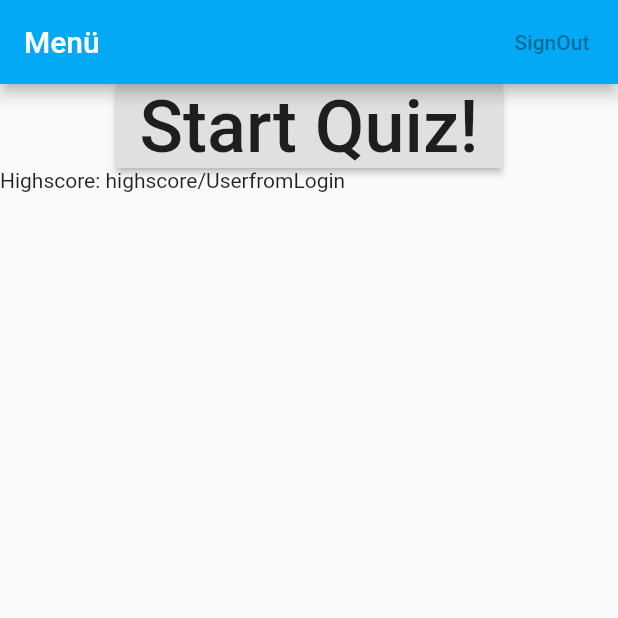
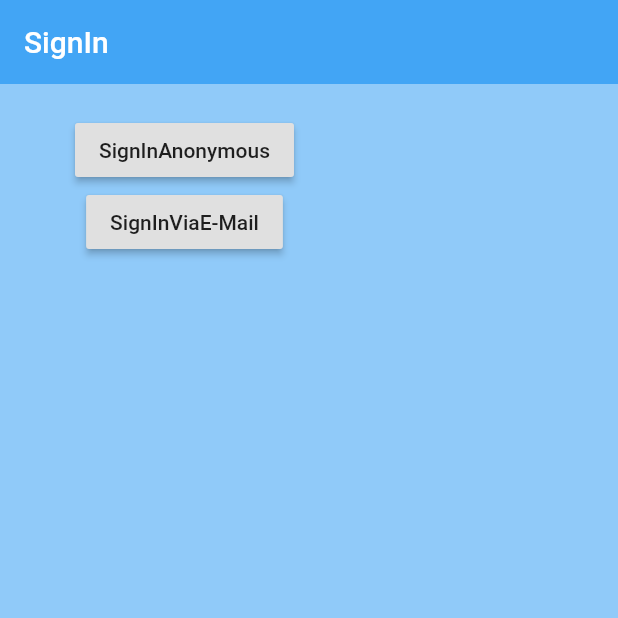
Before and after one commit to KeinName535/KopfrechnenApp, a Flutter app: the screen it shows after launch, on a phone screen of 412 x 824 dp, the top half of it. Run offline on Flutter 3.47's test engine with Material 2 defaults, Android fonts, the phone set to English and light mode, and no system bars; our stand-ins replace cloud_firestore, firebase_auth; accounts and stored records are empty.

Commit message:
authentication

```diff
--- /dev/null
+++ b/lib/Models/User.dart
@@ -0,0 +1,5 @@
+class User {
+  final String uid;
+
+  User({this.uid});
+}
--- a/lib/main.dart
+++ b/lib/main.dart
@@ -1,4 +1,19 @@
+import 'package:HelloWorld/Models/User.dart';
+import 'package:HelloWorld/screens/wrapper.dart';
+import 'package:HelloWorld/services/auth.dart';
 import 'package:flutter/material.dart';
-import 'home.dart';
+import 'package:provider/provider.dart';
 
-void main() => runApp(MaterialApp(home: Home()));
+void main() => runApp(MyApp());
+
+class MyApp extends StatelessWidget {
+  @override
+  Widget build(BuildContext context) {
+    return StreamProvider<User>.value(
+      value: AuthService().user,
+      child: MaterialApp(
+        home: Wrapper(),
+      ),
+    );
+  }
+}
--- a/lib/Kopfrechnen.dart
+++ b/lib/screens/LoggedIn/Kopfrechnen.dart
@@ -1,4 +1,4 @@
-import 'package:HelloWorld/home.dart';
+import 'package:HelloWorld/screens/LoggedIn/home.dart';
 
 import 'package:flutter/material.dart';
 import 'Generator.dart';
--- /dev/null
+++ b/lib/screens/notLoggedIn/Authentication.dart
@@ -0,0 +1,15 @@
+import 'package:HelloWorld/screens/notLoggedIn/Sign_In.dart';
+import 'package:flutter/material.dart';
+import 'package:firebase_auth/firebase_auth.dart';
+
+class Auth extends StatefulWidget {
+  @override
+  _AuthState createState() => _AuthState();
+}
+
+class _AuthState extends State<Auth> {
+  @override
+  Widget build(BuildContext context) {
+    return Container(child: SignIn());
+  }
+}
--- /dev/null
+++ b/lib/screens/notLoggedIn/Sign_In.dart
@@ -0,0 +1,51 @@
+//import 'dart:html';
+
+import 'package:HelloWorld/screens/LoggedIn/home.dart';
+import 'package:HelloWorld/screens/notLoggedIn/login.dart';
+import 'package:HelloWorld/services/auth.dart';
+import 'package:flutter/material.dart';
+
+class SignIn extends StatefulWidget {
+  @override
+  _SignInState createState() => _SignInState();
+}
+
+class _SignInState extends State<SignIn> {
+  final AuthService _auth = AuthService();
+  @override
+  Widget build(BuildContext context) {
+    return Scaffold(
+        backgroundColor: Colors.blue[200],
+        appBar: AppBar(
+            backgroundColor: Colors.blue[400],
+            elevation: 0.0,
+            title: Text('SignIn')),
+        body: Container(
+            padding: EdgeInsets.symmetric(vertical: 20.0, horizontal: 50.0),
+            child: Column(children: [
+              RaisedButton(
+                child: Text('SignInAnonymous'),
+                onPressed: () async {
+                  dynamic result = await _auth.signInAnon();
+                  if (result == null) {
+                    print('error signing in');
+                    print(result);
+                  } else {
+                    print('signedIn');
+                    print(result.uid);
+                  }
+                },
+              ),
+              RaisedButton(
+                child: Text('SignInViaE-Mail'),
+                onPressed: () {
+                  Navigator.push(
+                      context,
+                      MaterialPageRoute(
+                        builder: (context) => Login(),
+                      ));
+                },
+              ),
+            ])));
+  }
+}
--- /dev/null
+++ b/lib/screens/wrapper.dart
@@ -0,0 +1,19 @@
+import 'package:HelloWorld/Models/User.dart';
+import 'package:HelloWorld/screens/LoggedIn/home.dart';
+import 'package:HelloWorld/screens/notLoggedIn/Authentication.dart';
+import 'package:flutter/material.dart';
+import 'package:provider/provider.dart';
+
+class Wrapper extends StatelessWidget {
+  @override
+  Widget build(BuildContext context) {
+    final user = Provider.of<User>(context);
+    print(user);
+    //return home or auth
+    if (user == null) {
+      return Auth();
+    } else {
+      return Home();
+    }
+  }
+}
--- a/pubspec.yaml
+++ b/pubspec.yaml
@@ -34,6 +34,7 @@ dependencies:
   firebase_auth: ^0.14.0+5
   shared_preferences: ^0.5.2
   cloud_firestore: ^0.12.9+4
+  provider: ^3.1.0
 
 dev_dependencies:
   flutter_test:
```
Also changed, not shown: lib/screens/LoggedIn/home.dart (renamed from lib/home.dart, +9 -1 lines), lib/screens/notLoggedIn/Register.dart (added, +83 -0 lines), lib/screens/notLoggedIn/login.dart (added, +98 -0 lines), lib/services/auth.dart (added, +53 -0 lines), assets/google_logo.png (added), lib/screens/LoggedIn/Generator.dart (renamed from lib/Generator.dart), pubspec.lock (added), 57 other files.
